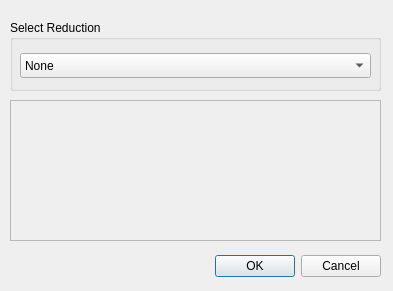
Old version of the form src/tools/lvr2_viewer/ui/LVRReductionAlgorithmDialogUI.ui in the repository uos/lvr2.
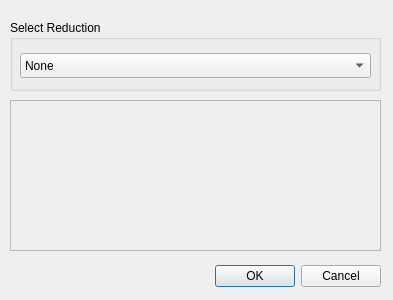
New version of the form.

What changed in the file:
```diff
--- a/src/tools/lvr2_viewer/ui/LVRReductionAlgorithmDialogUI.ui
+++ b/src/tools/lvr2_viewer/ui/LVRReductionAlgorithmDialogUI.ui
@@ -7,7 +7,7 @@
     <x>0</x>
     <y>0</y>
     <width>393</width>
-    <height>291</height>
+    <height>300</height>
    </rect>
   </property>
   <property name="windowTitle">
@@ -17,7 +17,7 @@
    <property name="geometry">
     <rect>
      <x>40</x>
-     <y>250</y>
+     <y>260</y>
      <width>341</width>
      <height>32</height>
     </rect>
@@ -63,7 +63,7 @@
      <x>10</x>
      <y>100</y>
      <width>371</width>
-     <height>141</height>
+     <height>151</height>
     </rect>
    </property>
    <property name="frameShape">
```
